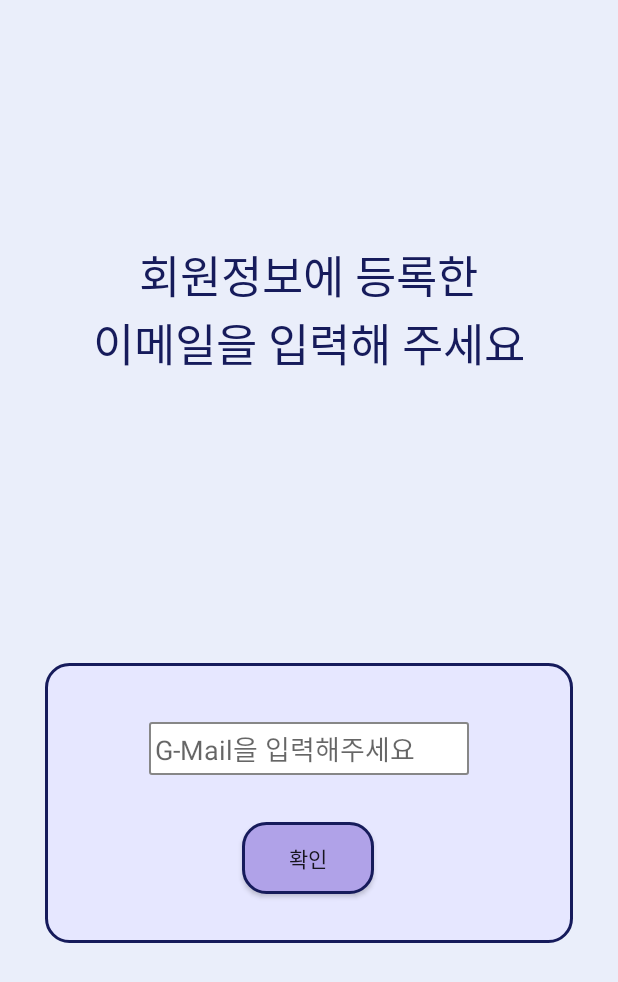
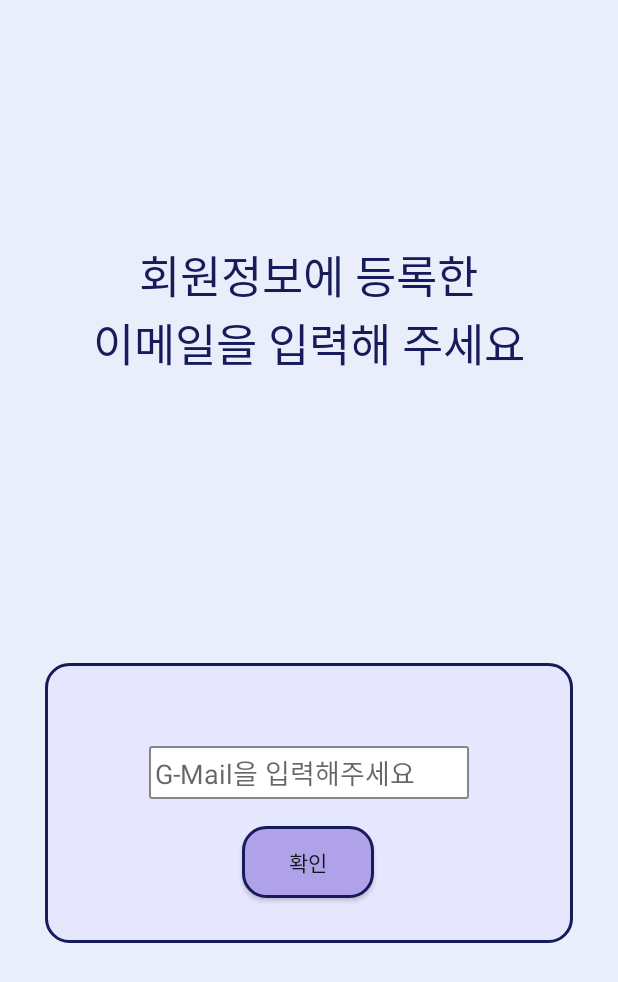
Before and after one commit to TAEHOONS/Baily, an Android app: the FindPwPage2 screen opened directly, with no data from a screen before it, on a phone screen of 412 x 824 dp. Shown: the top 982 px of the screen. Run offline under Robolectric (Android 15) with nearby library versions, the phone set to English and light mode, and no system bars.

Commit message:
메인액티비티 비율조정 완료

```diff
--- a/app/src/main/res/layout/activity_find_id_page2.xml
+++ b/app/src/main/res/layout/activity_find_id_page2.xml
@@ -76,11 +76,11 @@
                 android:ems="10"
                 android:hint="G-Mail을 입력해주세요"
                 android:inputType="textPersonName"
-                app:layout_constraintBottom_toBottomOf="@+id/view3"
+                app:layout_constraintBottom_toTopOf="@+id/fip_emailBtn"
                 app:layout_constraintEnd_toEndOf="@+id/view3"
                 app:layout_constraintStart_toStartOf="@+id/view3"
                 app:layout_constraintTop_toTopOf="@+id/view3"
-                app:layout_constraintVertical_bias="0.22" />
+                app:layout_constraintVertical_bias="0.72" />
 
             <Button
                 android:id="@+id/fip_emailBtn"
--- a/app/src/main/res/layout/activity_find_pw_page.xml
+++ b/app/src/main/res/layout/activity_find_pw_page.xml
@@ -68,7 +68,6 @@
                 android:background="@drawable/bora"
                 app:layout_constraintBottom_toBottomOf="parent"
                 app:layout_constraintEnd_toEndOf="parent"
-                app:layout_constraintHorizontal_bias="1.0"
                 app:layout_constraintStart_toStartOf="parent"
                 app:layout_constraintTop_toTopOf="parent" />
 
@@ -84,7 +83,7 @@
                 app:layout_constraintEnd_toEndOf="@+id/view4"
                 app:layout_constraintStart_toStartOf="@+id/view4"
                 app:layout_constraintTop_toTopOf="@+id/view4"
-                app:layout_constraintVertical_bias="0.714" />
+                app:layout_constraintVertical_bias="0.758" />
 
             <Button
                 android:id="@+id/fpp_idBtn"
@@ -98,7 +97,7 @@
                 app:layout_constraintEnd_toEndOf="@+id/view4"
                 app:layout_constraintStart_toStartOf="@+id/view4"
                 app:layout_constraintTop_toTopOf="@+id/view4"
-                app:layout_constraintVertical_bias="0.809" />
+                app:layout_constraintVertical_bias="0.783" />
 
         </androidx.constraintlayout.widget.ConstraintLayout>
 
--- a/app/src/main/res/layout/activity_find_pw_page2.xml
+++ b/app/src/main/res/layout/activity_find_pw_page2.xml
@@ -60,7 +60,6 @@
                 android:background="@drawable/bora"
                 app:layout_constraintBottom_toBottomOf="parent"
                 app:layout_constraintEnd_toEndOf="parent"
-                app:layout_constraintHorizontal_bias="1.0"
                 app:layout_constraintStart_toStartOf="parent"
                 app:layout_constraintTop_toTopOf="parent" />
 
@@ -73,11 +72,11 @@
                 android:ems="10"
                 android:hint="G-Mail을 입력해주세요"
                 android:inputType="textPersonName"
-                app:layout_constraintBottom_toBottomOf="@+id/view5"
-                app:layout_constraintEnd_toEndOf="parent"
-                app:layout_constraintStart_toStartOf="parent"
+                app:layout_constraintBottom_toTopOf="@+id/fpp_emailBtn"
+                app:layout_constraintEnd_toEndOf="@+id/view5"
+                app:layout_constraintStart_toStartOf="@+id/view5"
                 app:layout_constraintTop_toTopOf="@+id/view5"
-                app:layout_constraintVertical_bias="0.259" />
+                app:layout_constraintVertical_bias="0.758" />
 
             <Button
                 android:id="@+id/fpp_emailBtn"
@@ -91,7 +90,7 @@
                 app:layout_constraintHorizontal_bias="0.498"
                 app:layout_constraintStart_toStartOf="@+id/view5"
                 app:layout_constraintTop_toTopOf="@+id/view5"
-                app:layout_constraintVertical_bias="0.765" />
+                app:layout_constraintVertical_bias="0.783" />
 
         </androidx.constraintlayout.widget.ConstraintLayout>
 
```
Also changed, not shown: app/src/main/res/layout/activity_find_pw_page3.xml (+5 -4 lines), app/src/main/res/layout/write_dialog1.xml (+5 -3 lines).
